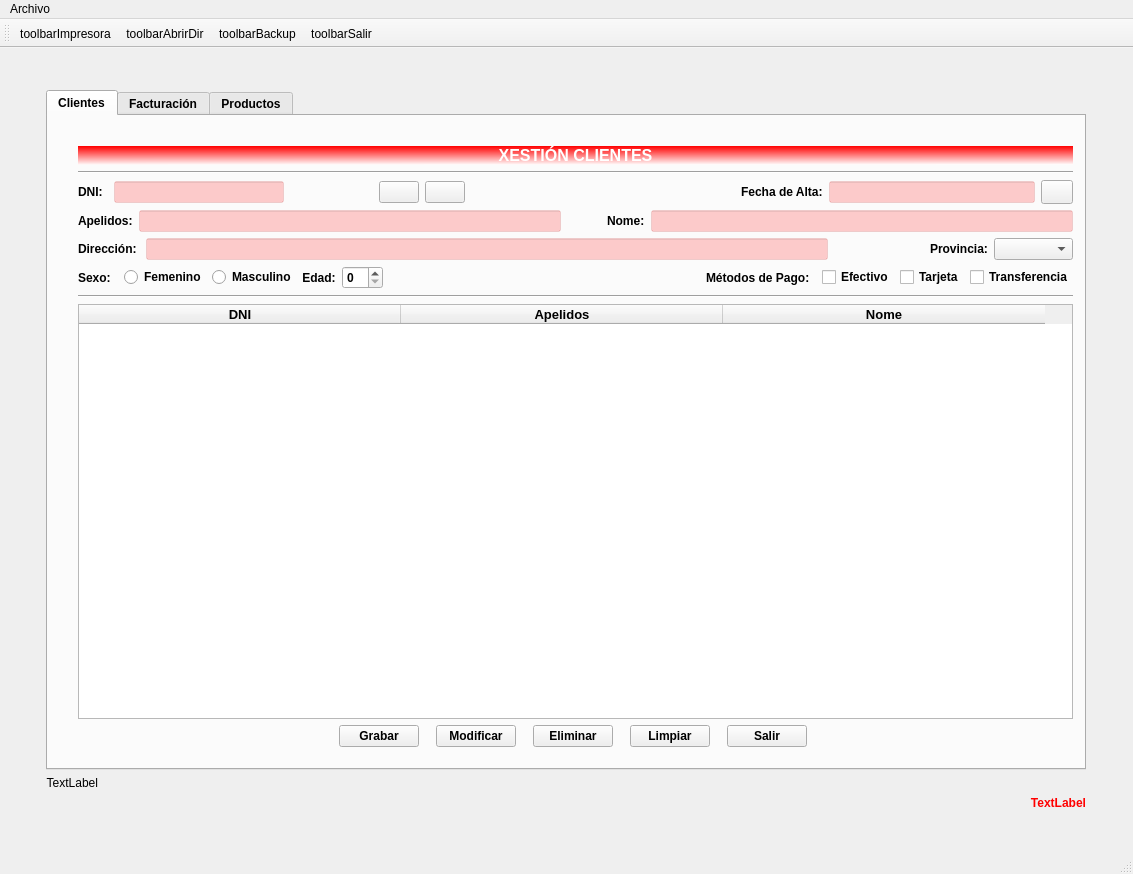
Old version of the form ventana.ui in the repository JaviusssBesi/BESADAPEREZ.
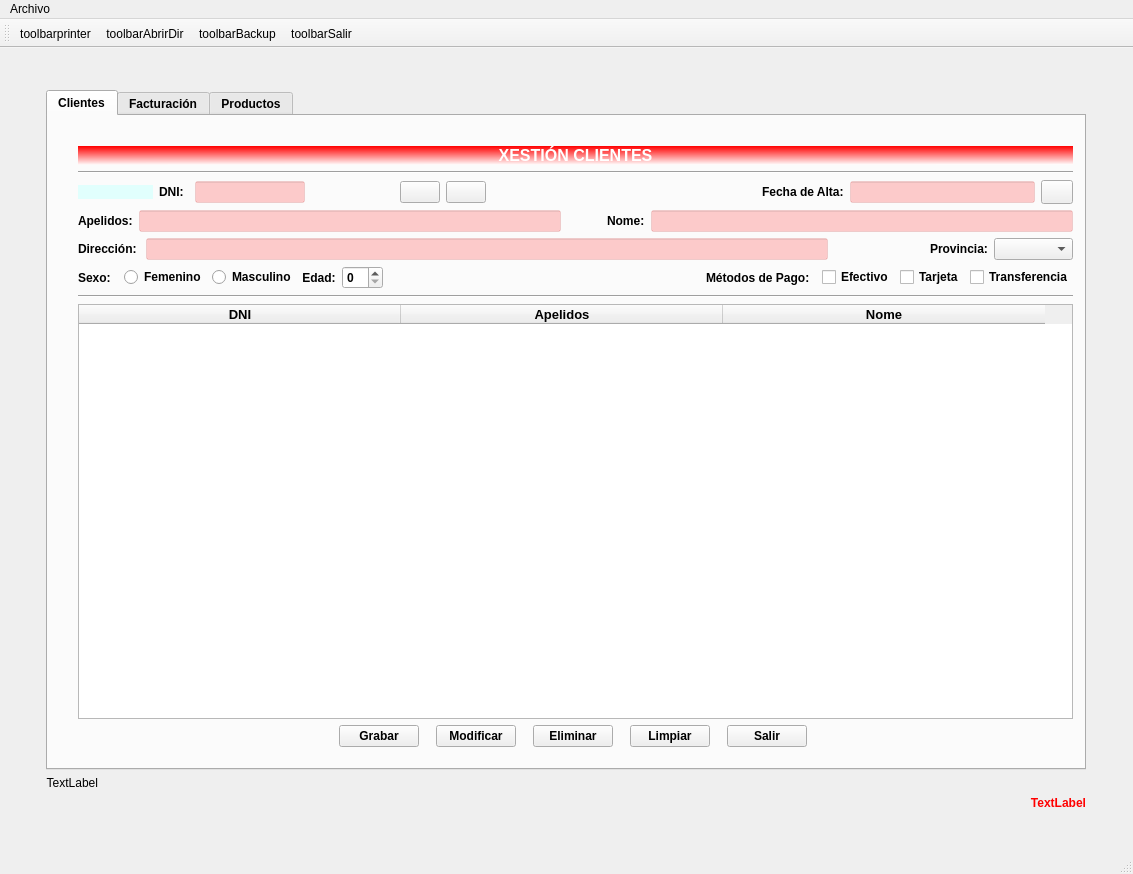
New version of the form. Icons and pictures are not drawn.

What changed in the file:
```diff
--- a/ventana.ui
+++ b/ventana.ui
@@ -103,6 +103,22 @@
            <item row="2" column="0">
             <layout class="QGridLayout" name="gridLayout_3">
              <item row="0" column="4">
+              <spacer name="horizontalSpacer_7">
+               <property name="orientation">
+                <enum>Qt::Horizontal</enum>
+               </property>
+               <property name="sizeType">
+                <enum>QSizePolicy::Fixed</enum>
+               </property>
+               <property name="sizeHint" stdset="0">
+                <size>
+                 <width>75</width>
+                 <height>10</height>
+                </size>
+               </property>
+              </spacer>
+             </item>
+             <item row="0" column="5">
               <widget class="QPushButton" name="btnBuscarCli">
                <property name="sizePolicy">
                 <sizepolicy hsizetype="Fixed" vsizetype="Fixed">
@@ -125,61 +141,7 @@
                </property>
               </widget>
              </item>
-             <item row="0" column="0">
-              <widget class="QLabel" name="lblDni">
-               <property name="sizePolicy">
-                <sizepolicy hsizetype="Minimum" vsizetype="Preferred">
-                 <horstretch>0</horstretch>
-                 <verstretch>0</verstretch>
-                </sizepolicy>
-               </property>
-               <property name="maximumSize">
-                <size>
-                 <width>30</width>
-                 <height>16777215</height>
-                </size>
-               </property>
-               <property name="font">
-                <font>
-                 <weight>75</weight>
-                 <bold>true</bold>
-                </font>
-               </property>
-               <property name="text">
-                <string>DNI:</string>
-               </property>
-              </widget>
-             </item>
-             <item row="0" column="9">
-              <widget class="QPushButton" name="btnCalendar">
-               <property name="sizePolicy">
-                <sizepolicy hsizetype="Fixed" vsizetype="Fixed">
-                 <horstretch>0</horstretch>
-                 <verstretch>0</verstretch>
-                </sizepolicy>
-               </property>
-               <property name="maximumSize">
-                <size>
-                 <width>32</width>
-                 <height>32</height>
-                </size>
-               </property>
-               <property name="text">
-                <string/>
-               </property>
-               <property name="icon">
-                <iconset>
-                 <normaloff>img/calendar.png</normaloff>img/calendar.png</iconset>
-               </property>
-               <property name="iconSize">
-                <size>
-                 <width>30</width>
-                 <height>30</height>
-                </size>
-               </property>
-              </widget>
-             </item>
-             <item row="0" column="5">
+             <item row="0" column="6">
               <widget class="QPushButton" name="btnReloadCli">
                <property name="sizePolicy">
                 <sizepolicy hsizetype="Fixed" vsizetype="Fixed">
@@ -202,7 +164,7 @@
                </property>
               </widget>
              </item>
-             <item row="0" column="7">
+             <item row="0" column="8">
               <widget class="QLabel" name="lblClialta">
                <property name="sizePolicy">
                 <sizepolicy hsizetype="Maximum" vsizetype="Fixed">
@@ -221,7 +183,61 @@
                </property>
               </widget>
              </item>
-             <item row="0" column="8">
+             <item row="0" column="10">
+              <widget class="QPushButton" name="btnCalendar">
+               <property name="sizePolicy">
+                <sizepolicy hsizetype="Fixed" vsizetype="Fixed">
+                 <horstretch>0</horstretch>
+                 <verstretch>0</verstretch>
+                </sizepolicy>
+               </property>
+               <property name="maximumSize">
+                <size>
+                 <width>32</width>
+                 <height>32</height>
+                </size>
+               </property>
+               <property name="text">
+                <string/>
+               </property>
+               <property name="icon">
+                <iconset>
+                 <normaloff>img/calendar.png</normaloff>img/calendar.png</iconset>
+               </property>
+               <property name="iconSize">
+                <size>
+                 <width>30</width>
+                 <height>30</height>
+                </size>
+               </property>
+              </widget>
+             </item>
+             <item row="0" column="1">
+              <widget class="QLabel" name="lblDni">
+               <property name="sizePolicy">
+                <sizepolicy hsizetype="Minimum" vsizetype="Preferred">
+                 <horstretch>0</horstretch>
+                 <verstretch>0</verstretch>
+                </sizepolicy>
+               </property>
+               <property name="maximumSize">
+                <size>
+                 <width>30</width>
+                 <height>16777215</height>
+                </size>
+               </property>
+               <property name="font">
+                <font>
+                 <weight>75</weight>
+                 <bold>true</bold>
+                </font>
+               </property>
+               <property name="text">
+                <string>DNI:</string>
+               </property>
+              </widget>
+             </item>
+             <item row="0" column="9">
               <widget class="QLineEdit" name="editClialta">
                <property name="sizePolicy">
                 <sizepolicy hsizetype="Ignored" vsizetype="Fixed">
@@ -249,32 +265,7 @@
                </property>
               </widget>
              </item>
-             <item row="0" column="1">
-              <widget class="QLineEdit" name="editDni">
-               <property name="sizePolicy">
-                <sizepolicy hsizetype="Preferred" vsizetype="Fixed">
-                 <horstretch>0</horstretch>
-                 <verstretch>0</verstretch>
-                </sizepolicy>
-               </property>
-               <property name="minimumSize">
-                <size>
-                 <width>170</width>
-                 <height>0</height>
-                </size>
-               </property>
-               <property name="maximumSize">
-                <size>
-                 <width>170</width>
-                 <height>16777215</height>
-                </size>
-               </property>
-               <property name="styleSheet">
-                <string notr="true">background-color: rgba(255, 0, 0, 50);</string>
-               </property>
-              </widget>
-             </item>
-             <item row="0" column="2">
+             <item row="0" column="3">
               <widget class="QLabel" name="lblValidar">
                <property name="sizePolicy">
                 <sizepolicy hsizetype="Fixed" vsizetype="Fixed">
@@ -296,7 +287,32 @@
                </property>
               </widget>
              </item>
-             <item row="0" column="6">
+             <item row="0" column="2">
+              <widget class="QLineEdit" name="editDni">
+               <property name="sizePolicy">
+                <sizepolicy hsizetype="Preferred" vsizetype="Fixed">
+                 <horstretch>0</horstretch>
+                 <verstretch>0</verstretch>
+                </sizepolicy>
+               </property>
+               <property name="minimumSize">
+                <size>
+                 <width>110</width>
+                 <height>0</height>
+                </size>
+               </property>
+               <property name="maximumSize">
+                <size>
+                 <width>110</width>
+                 <height>16777215</height>
+                </size>
+               </property>
+               <property name="styleSheet">
+                <string notr="true">background-color: rgba(255, 0, 0, 50);</string>
+               </property>
+              </widget>
+             </item>
+             <item row="0" column="7">
               <spacer name="horizontalSpacer_3">
                <property name="orientation">
                 <enum>Qt::Horizontal</enum>
@@ -312,21 +328,36 @@
                </property>
               </spacer>
              </item>
-             <item row="0" column="3">
-              <spacer name="horizontalSpacer_7">
-               <property name="orientation">
-                <enum>Qt::Horizontal</enum>
+             <item row="0" column="0">
+              <widget class="QLabel" name="lblCodcli">
+               <property name="sizePolicy">
+                <sizepolicy hsizetype="Ignored" vsizetype="Fixed">
+                 <horstretch>0</horstretch>
+                 <verstretch>0</verstretch>
+                </sizepolicy>
                </property>
-               <property name="sizeType">
-                <enum>QSizePolicy::Fixed</enum>
-               </property>
-               <property name="sizeHint" stdset="0">
+               <property name="maximumSize">
                 <size>
                  <width>75</width>
-                 <height>10</height>
+                 <height>16777215</height>
                 </size>
                </property>
-              </spacer>
+               <property name="font">
+                <font>
+                 <weight>75</weight>
+                 <bold>true</bold>
+                </font>
+               </property>
+               <property name="styleSheet">
+                <string notr="true">background-color: rgb(225, 255, 253);</string>
+               </property>
+               <property name="text">
+                <string/>
+               </property>
+               <property name="alignment">
+                <set>Qt::AlignCenter</set>
+               </property>
+              </widget>
              </item>
             </layout>
            </item>
@@ -844,7 +875,7 @@
    <attribute name="toolBarBreak">
     <bool>false</bool>
    </attribute>
-   <addaction name="toolbarImpresora"/>
+   <addaction name="toolbarprinter"/>
    <addaction name="toolbarAbrirDir"/>
    <addaction name="toolbarBackup"/>
    <addaction name="toolbarSalir"/>
@@ -888,17 +919,17 @@
     <string>&lt;html&gt;&lt;head/&gt;&lt;body&gt;&lt;p&gt;&lt;img src=&quot;:/carpeta/abrircarpeta.png&quot;/&gt;&lt;/p&gt;&lt;/body&gt;&lt;/html&gt;</string>
    </property>
   </action>
-  <action name="toolbarImpresora">
+  <action name="toolbarprinter">
    <property name="icon">
     <iconset>
-     <activeon>:/impresora/impresora.png</activeon>
+     <activeon>:/printer/printer.png</activeon>
     </iconset>
    </property>
    <property name="text">
-    <string>toolbarImpresora</string>
+    <string>toolbarprinter</string>
    </property>
    <property name="toolTip">
-    <string>&lt;html&gt;&lt;head/&gt;&lt;body&gt;&lt;p&gt;&lt;img src=&quot;:/impresora/impresora.png&quot;/&gt;&lt;/p&gt;&lt;/body&gt;&lt;/html&gt;</string>
+    <string>&lt;html&gt;&lt;head/&gt;&lt;body&gt;&lt;p&gt;&lt;img src=&quot;:/printer/printer.png&quot;/&gt;&lt;br/&gt;&lt;/p&gt;&lt;/body&gt;&lt;/html&gt;</string>
    </property>
   </action>
   <action name="menubarSalir">
```
Left out of the diff: 2 changed lines with no effect on the pictures.
